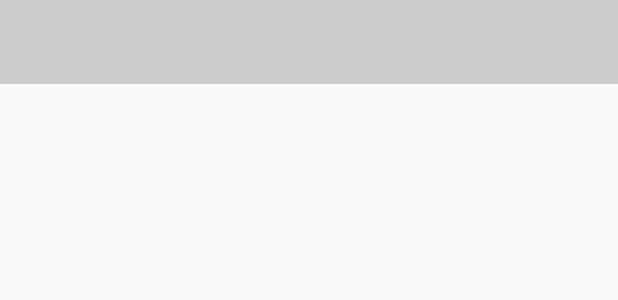
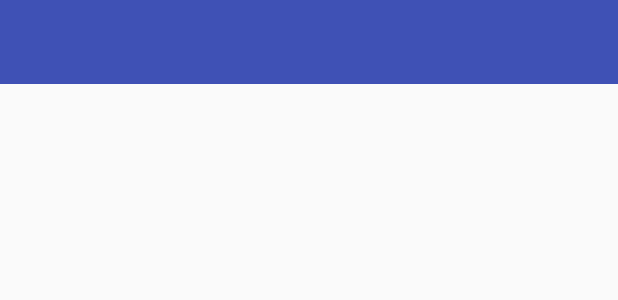
Before and after one commit to Bubbles2/DF1MD, an Android app: the layout app_bar.xml on its own in the app's theme, with its tools: preview values and no code run, on a phone screen of 412 x 824 dp. Shown: the top 300 px of the screen. Run offline under Robolectric (Android 15) with nearby library versions, the phone set to English and light mode, and no system bars.

Commit message:
Update Style for toolbar and overflow (Popup)

```diff
--- a/app/src/main/res/layout/app_bar.xml
+++ b/app/src/main/res/layout/app_bar.xml
@@ -1,7 +1,9 @@
 <?xml version="1.0" encoding="utf-8"?>
 <android.support.v7.widget.Toolbar xmlns:android="http://schemas.android.com/apk/res/android"
+                                   xmlns:app="http://schemas.android.com/apk/res-auto"
                                    android:layout_width="match_parent"
                                    android:layout_height="wrap_content"
-                                   android:background="#ccc">
-
+                                   android:background="@color/colorPrimary"
+                                   android:theme="@style/Base.ThemeOverlay.AppCompat.Light"
+                                   app:popupTheme="@style/ThemeOverlay.AppCompat.Dark">
 </android.support.v7.widget.Toolbar>
```
